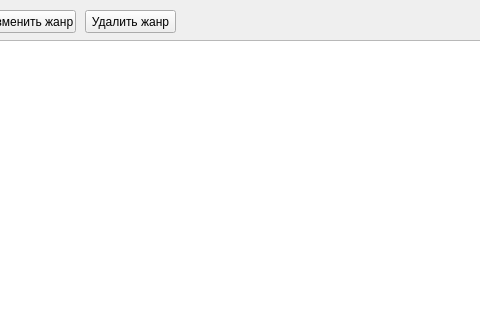
Before: the Qt Designer form data/ui/genres.ui in fivan999/cinema-controlling-system, drawn with Qt 5; both pictures show x 125 to 605 and y 0 to 320 of the 710 by 457 pixel window.
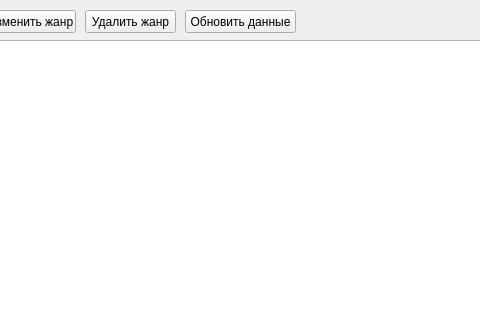
After: the same form once the commit is applied.

Patch:
```diff
--- a/data/ui/genres.ui
+++ b/data/ui/genres.ui
@@ -62,6 +62,19 @@
     </rect>
    </property>
   </widget>
+  <widget class="QPushButton" name="update_button">
+   <property name="geometry">
+    <rect>
+     <x>310</x>
+     <y>10</y>
+     <width>111</width>
+     <height>23</height>
+    </rect>
+   </property>
+   <property name="text">
+    <string>Обновить данные</string>
+   </property>
+  </widget>
  </widget>
  <resources/>
  <connections/>
```
